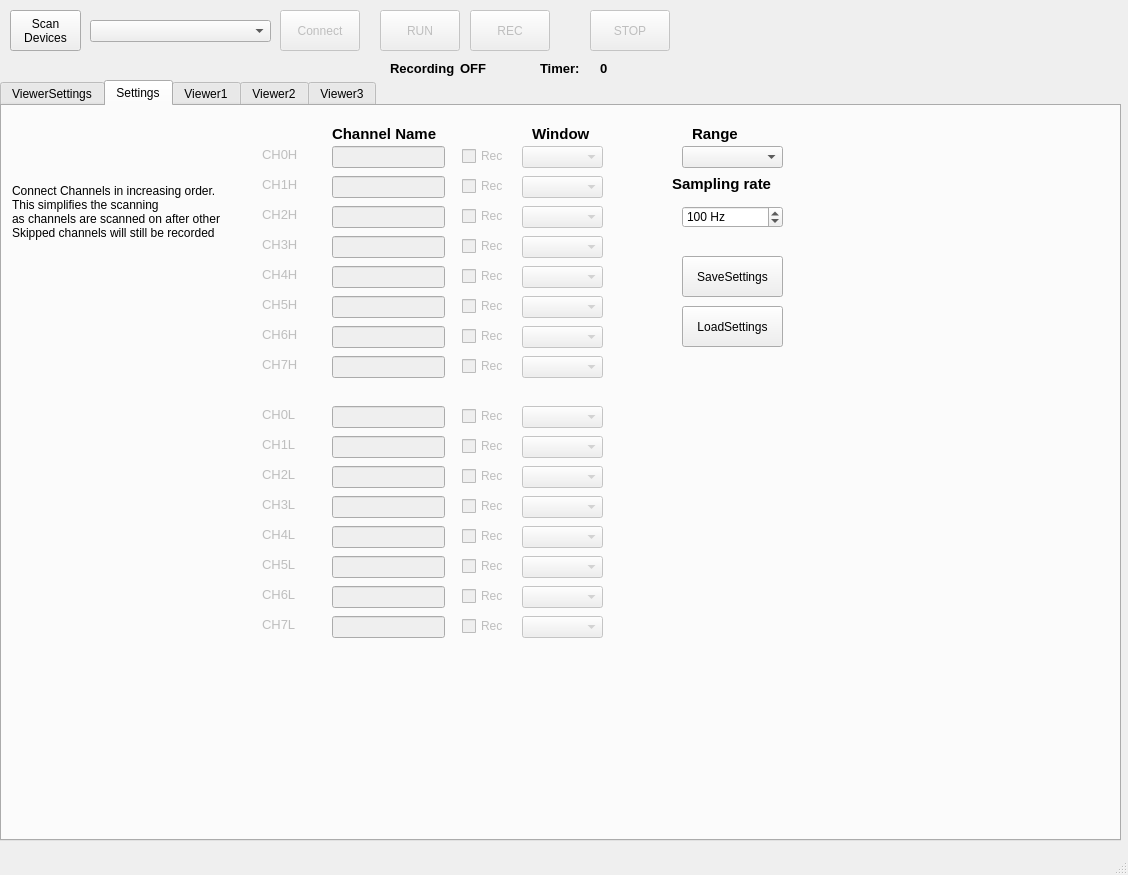
Above: GUI/GUI.ui from Optophys-Lab/MCC_DAQ before the change. Below: the same form after it.
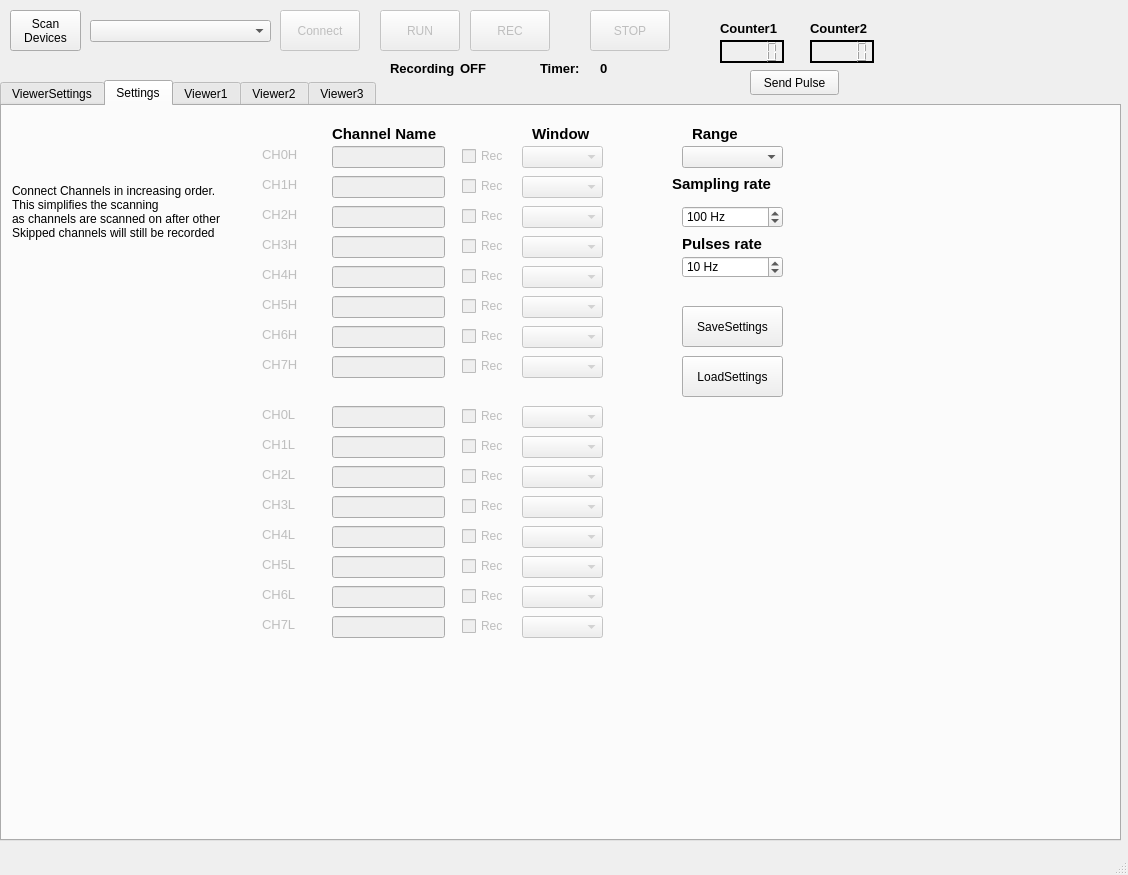
That is the form after the change. The open tabs and pages were chosen to show the change. Custom widgets are drawn as their Qt base class.

Commit message: removed old files in GUI-design: added buttons for Pulsation added counters

Diff of the .ui file:
```diff
--- a/GUI/GUI.ui
+++ b/GUI/GUI.ui
@@ -944,7 +944,7 @@
       <property name="geometry">
        <rect>
         <x>680</x>
-        <y>200</y>
+        <y>250</y>
         <width>101</width>
         <height>41</height>
        </rect>
@@ -1515,7 +1515,7 @@
       <property name="geometry">
        <rect>
         <x>680</x>
-        <y>150</y>
+        <y>200</y>
         <width>101</width>
         <height>41</height>
        </rect>
@@ -1620,6 +1620,47 @@
        <number>100</number>
       </property>
      </widget>
+     <widget class="QSpinBox" name="PulsesSpin">
+      <property name="geometry">
+       <rect>
+        <x>680</x>
+        <y>150</y>
+        <width>101</width>
+        <height>22</height>
+       </rect>
+      </property>
+      <property name="suffix">
+       <string> Hz</string>
+      </property>
+      <property name="minimum">
+       <number>1</number>
+      </property>
+      <property name="maximum">
+       <number>10000</number>
+      </property>
+      <property name="value">
+       <number>10</number>
+      </property>
+     </widget>
+     <widget class="QLabel" name="label_9">
+      <property name="geometry">
+       <rect>
+        <x>680</x>
+        <y>130</y>
+        <width>111</width>
+        <height>16</height>
+       </rect>
+      </property>
+      <property name="font">
+       <font>
+        <pointsize>11</pointsize>
+        <bold>true</bold>
+       </font>
+      </property>
+      <property name="text">
+       <string>Pulses rate</string>
+      </property>
+     </widget>
     </widget>
     <widget class="QWidget" name="Viewer1">
      <attribute name="title">
@@ -1833,6 +1874,98 @@
      <string>Recording</string>
     </property>
    </widget>
+   <widget class="QLCDNumber" name="counterDisplay_1">
+    <property name="geometry">
+     <rect>
+      <x>720</x>
+      <y>40</y>
+      <width>64</width>
+      <height>23</height>
+     </rect>
+    </property>
+    <property name="frameShape">
+     <enum>QFrame::WinPanel</enum>
+    </property>
+    <property name="frameShadow">
+     <enum>QFrame::Plain</enum>
+    </property>
+    <property name="smallDecimalPoint">
+     <bool>false</bool>
+    </property>
+    <property name="segmentStyle">
+     <enum>QLCDNumber::Filled</enum>
+    </property>
+    <property name="value" stdset="0">
+     <double>0.000000000000000</double>
+    </property>
+   </widget>
+   <widget class="QLCDNumber" name="counterDisplay_2">
+    <property name="geometry">
+     <rect>
+      <x>810</x>
+      <y>40</y>
+      <width>64</width>
+      <height>23</height>
+     </rect>
+    </property>
+    <property name="frameShape">
+     <enum>QFrame::WinPanel</enum>
+    </property>
+    <property name="frameShadow">
+     <enum>QFrame::Plain</enum>
+    </property>
+   </widget>
+   <widget class="QLabel" name="label_24">
+    <property name="geometry">
+     <rect>
+      <x>720</x>
+      <y>20</y>
+      <width>71</width>
+      <height>16</height>
+     </rect>
+    </property>
+    <property name="font">
+     <font>
+      <pointsize>10</pointsize>
+      <bold>true</bold>
+     </font>
+    </property>
+    <property name="text">
+     <string>Counter1</string>
+    </property>
+   </widget>
+   <widget class="QLabel" name="label_25">
+    <property name="geometry">
+     <rect>
+      <x>810</x>
+      <y>20</y>
+      <width>71</width>
+      <height>16</height>
+     </rect>
+    </property>
+    <property name="font">
+     <font>
+      <pointsize>10</pointsize>
+      <bold>true</bold>
+     </font>
+    </property>
+    <property name="text">
+     <string>Counter2</string>
+    </property>
+   </widget>
+   <widget class="QPushButton" name="StartSignalButton">
+    <property name="geometry">
+     <rect>
+      <x>750</x>
+      <y>70</y>
+      <width>89</width>
+      <height>25</height>
+     </rect>
+    </property>
+    <property name="text">
+     <string>Send Pulse</string>
+    </property>
+   </widget>
   </widget>
   <widget class="QMenuBar" name="menubar">
    <property name="geometry">
```
Left out of the diff: 2 changed lines with no effect on the pictures. The commit also changes 6 other files.
